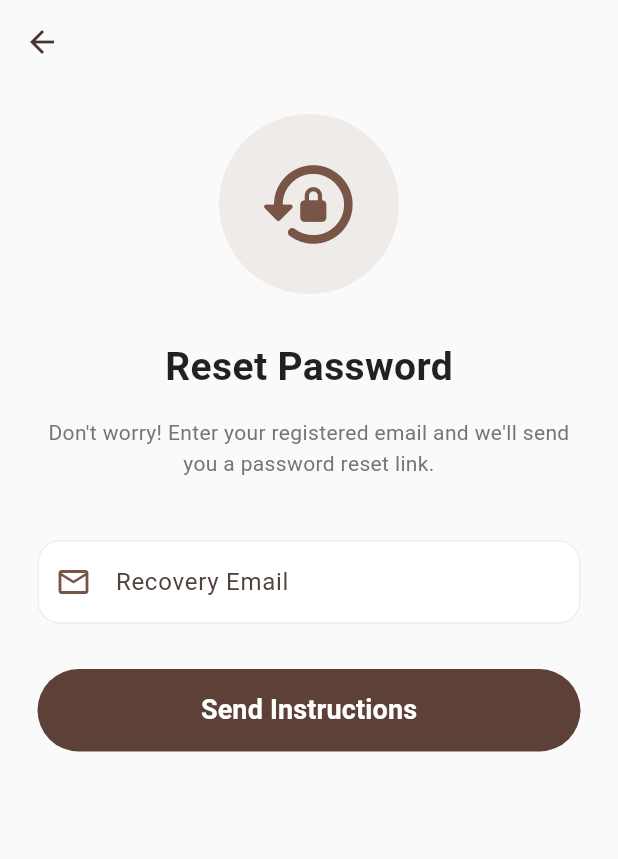
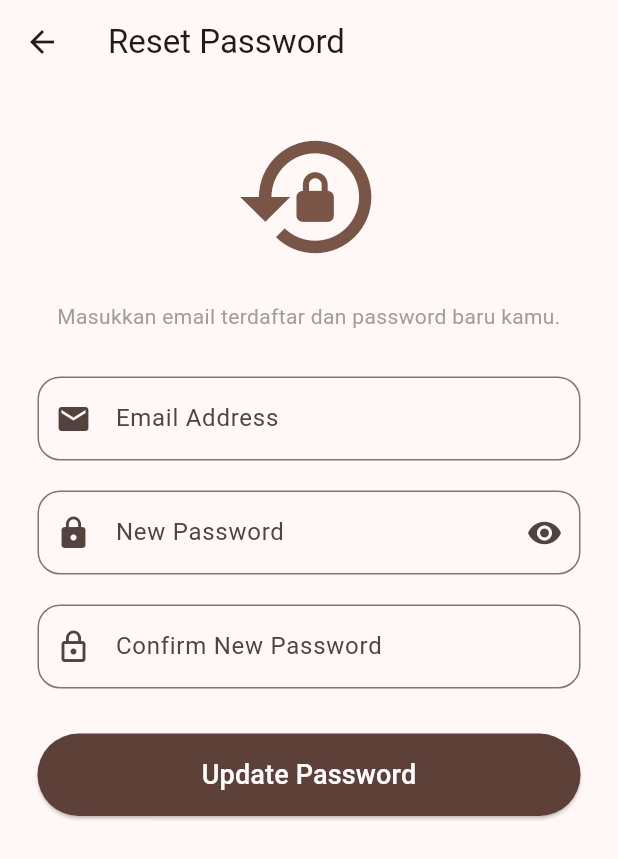
Before and after one commit to walmasp/Mobile-PalingNew, a Flutter app: the ForgotPasswordScreen screen opened directly, on a phone screen of 412 x 824 dp. Shown: the top 859 px of the screen. Run offline on Flutter 3.47's test engine with Material 3 defaults, Android fonts, the phone set to English and light mode, and no system bars; our stand-ins replace flutter_dotenv, flutter_local_notifications, flutter_map, flutter_markdown, flutter_secure_storage, geolocator and 6 more; missing offline and left inert: light, proximity_sensor; accounts and stored records are empty; network calls fail.

Commit message:
last push plis

```diff
--- a/mobile_coffee_app/lib/core/config/api_config.dart
+++ b/mobile_coffee_app/lib/core/config/api_config.dart
@@ -1,3 +1,3 @@
 class ApiConfig {
-  static const String baseUrl = 'http://192.168.100.76:3000/api'; // Tambah /auth
+  static const String baseUrl = 'http://192.168.77.100:3000/api'; // Tambah /auth
 }
--- a/mobile_coffee_app/lib/features/auth/screens/forgot_password_screen.dart
+++ b/mobile_coffee_app/lib/features/auth/screens/forgot_password_screen.dart
@@ -12,17 +12,27 @@ class ForgotPasswordScreen extends StatefulWidget {
 
 class _ForgotPasswordScreenState extends State<ForgotPasswordScreen> {
   final TextEditingController _emailController = TextEditingController();
+  final TextEditingController _passwordController = TextEditingController();
+  final TextEditingController _confirmPasswordController = TextEditingController();
   bool _isLoading = false;
+  bool _obscureText = true;
 
-  // --- LOGIKA UTAMA (TIDAK DIUBAH) ---[cite: 8]
   Future<void> _handleResetRequest() async {
-    if (_emailController.text.isEmpty) {
-      ScaffoldMessenger.of(context).showSnackBar(
-        const SnackBar(
-          content: Text("Masukkan email kamu terlebih dahulu!"),
-          backgroundColor: Colors.redAccent,
-        ),
-      );
+    String email = _emailController.text.trim();
+    String newPassword = _passwordController.text.trim();
+    String confirmPassword = _confirmPasswordController.text.trim();
+
+    // --- VALIDASI ---
+    if (email.isEmpty || newPassword.isEmpty) {
+      _showSnackBar("Email dan Password baru tidak boleh kosong!", Colors.redAccent);
+      return;
+    }
+    if (newPassword != confirmPassword) {
+      _showSnackBar("Konfirmasi password tidak cocok!", Colors.redAccent);
+      return;
+    }
+    if (newPassword.length < 6) {
+      _showSnackBar("Password minimal 6 karakter!", Colors.redAccent);
       return;
     }
 
@@ -32,200 +42,121 @@ class _ForgotPasswordScreenState extends State<ForgotPasswordScreen> {
       final response = await http.post(
         Uri.parse('${ApiConfig.baseUrl}/auth/forgot-password'),
         headers: {'Content-Type': 'application/json'},
-        body: jsonEncode({"email": _emailController.text}),
+        body: jsonEncode({
+          "email": email,
+          "newPassword": newPassword,
+        }),
       );
 
       final data = jsonDecode(response.body);
 
       if (response.statusCode == 200) {
         if (!mounted) return;
-        _showSuccessDialog();
+        _showSuccessDialog(data['message']);
       } else {
-        if (!mounted) return;
-        ScaffoldMessenger.of(context).showSnackBar(
-          SnackBar(content: Text(data['message'] ?? "Email tidak ditemukan")),
-        );
+        _showSnackBar(data['message'] ?? "Gagal reset password", Colors.redAccent);
       }
     } catch (e) {
-      if (!mounted) return;
-      ScaffoldMessenger.of(
-        context,
-      ).showSnackBar(SnackBar(content: Text("Terjadi kesalahan koneksi: $e")));
+      _showSnackBar("Koneksi gagal: $e", Colors.redAccent);
     } finally {
-      if (mounted) setState(() => _isLoading = false);
+      setState(() => _isLoading = false);
     }
   }
 
-  // DIALOG DIPERBARUI JADI LEBIH MODERN (Tanpa mengubah logika pop navigator)
-  void _showSuccessDialog() {
+  void _showSnackBar(String message, Color color) {
+    ScaffoldMessenger.of(context).showSnackBar(
+      SnackBar(content: Text(message), backgroundColor: color),
+    );
+  }
+
+  void _showSuccessDialog(String message) {
     showDialog(
       context: context,
+      barrierDismissible: false,
       builder: (context) => AlertDialog(
-        shape: RoundedRectangleBorder(borderRadius: BorderRadius.circular(25)),
-        backgroundColor: Colors.white,
-        contentPadding: const EdgeInsets.all(30),
-        content: Column(
-          mainAxisSize: MainAxisSize.min,
-          children: [
-            Container(
-              padding: const EdgeInsets.all(15),
-              decoration: BoxDecoration(
-                color: Colors.green[50],
-                shape: BoxShape.circle,
-              ),
-              child: const Icon(
-                Icons.mark_email_read_outlined,
-                color: Colors.green,
-                size: 50,
-              ),
-            ),
-            const SizedBox(height: 20),
-            const Text(
-              "Check Your Email",
-              style: TextStyle(fontSize: 20, fontWeight: FontWeight.bold),
-              textAlign: TextAlign.center,
-            ),
-            const SizedBox(height: 10),
-            Text(
-              "Instruksi reset password telah dikirim ke kotak masuk email kamu.",
-              textAlign: TextAlign.center,
-              style: TextStyle(color: Colors.grey[600], height: 1.5),
-            ),
-            const SizedBox(height: 25),
-            SizedBox(
-              width: double.infinity,
-              height: 45,
-              child: ElevatedButton(
-                style: ElevatedButton.styleFrom(
-                  backgroundColor: Colors.brown[700],
-                  shape: RoundedRectangleBorder(
-                    borderRadius: BorderRadius.circular(20),
-                  ),
-                  elevation: 0,
-                ),
-                onPressed: () {
-                  Navigator.pop(context); // Tutup dialog[cite: 8]
-                  Navigator.pop(context); // Kembali ke halaman Login[cite: 8]
-                },
-                child: const Text(
-                  "OK, Mengerti",
-                  style: TextStyle(
-                    color: Colors.white,
-                    fontWeight: FontWeight.bold,
-                  ),
-                ),
-              ),
-            ),
-          ],
-        ),
+        title: const Text("Berhasil!"),
+        content: Text(message),
+        actions: [
+          TextButton(
+            onPressed: () {
+              Navigator.pop(context); // Tutup dialog
+              Navigator.pop(context); // Kembali ke Login
+            },
+            child: const Text("OK", style: TextStyle(color: Colors.brown)),
+          ),
+        ],
       ),
     );
   }
 
-  // --- UI BARU (CAFFIO APP STYLE) ---
   @override
   Widget build(BuildContext context) {
     return Scaffold(
-      backgroundColor: Colors.grey[50],
-      appBar: AppBar(
-        backgroundColor: Colors.grey[50],
-        foregroundColor: Colors.brown[800],
-        elevation: 0,
-        centerTitle: true,
-      ),
+      appBar: AppBar(title: const Text("Reset Password")),
       body: SingleChildScrollView(
-        padding: const EdgeInsets.symmetric(horizontal: 25.0, vertical: 20.0),
+        padding: const EdgeInsets.all(25.0),
         child: Column(
-          mainAxisAlignment: MainAxisAlignment.center,
-          crossAxisAlignment: CrossAxisAlignment.center,
           children: [
-            Container(
-              padding: const EdgeInsets.all(25),
-              decoration: BoxDecoration(
-                color: Colors.brown[50],
-                shape: BoxShape.circle,
-              ),
-              child: const Icon(
-                Icons.lock_reset_rounded,
-                size: 70,
-                color: Colors.brown,
+            const Icon(Icons.lock_reset, size: 100, color: Colors.brown),
+            const SizedBox(height: 20),
+            const Text(
+              "Masukkan email terdaftar dan password baru kamu.",
+              textAlign: TextAlign.center,
+              style: TextStyle(color: Colors.grey),
+            ),
+            const SizedBox(height: 30),
+
+            // Email
+            TextField(
+              controller: _emailController,
+              decoration: InputDecoration(
+                labelText: "Email Address",
+                prefixIcon: const Icon(Icons.email),
+                border: OutlineInputBorder(borderRadius: BorderRadius.circular(15)),
               ),
             ),
-            const SizedBox(height: 30),
-            const Text(
-              "Reset Password",
-              style: TextStyle(
-                fontSize: 26,
-                fontWeight: FontWeight.bold,
-                color: Colors.black87,
+            const SizedBox(height: 20),
+
+            // Password Baru
+            TextField(
+              controller: _passwordController,
+              obscureText: _obscureText,
+              decoration: InputDecoration(
+                labelText: "New Password",
+                prefixIcon: const Icon(Icons.lock),
+                suffixIcon: IconButton(
+                  icon: Icon(_obscureText ? Icons.visibility : Icons.visibility_off),
+                  onPressed: () => setState(() => _obscureText = !_obscureText),
+                ),
+                border: OutlineInputBorder(borderRadius: BorderRadius.circular(15)),
               ),
             ),
-            const SizedBox(height: 15),
-            Text(
-              "Don't worry! Enter your registered email and we'll send you a password reset link.",
-              textAlign: TextAlign.center,
-              style: TextStyle(
-                color: Colors.grey[600],
-                fontSize: 14,
-                height: 1.5,
-              ),
-            ),
-            const SizedBox(height: 40),
+            const SizedBox(height: 20),
 
-            // --- FORM EMAIL ---
+            // Konfirmasi Password
             TextField(
-              controller: _emailController,
-              keyboardType: TextInputType.emailAddress,
+              controller: _confirmPasswordController,
+              obscureText: _obscureText,
               decoration: InputDecoration(
-                labelText: "Recovery Email",
-                hintText: "example@mail.com",
-                prefixIcon: const Icon(
-                  Icons.email_outlined,
-                  color: Colors.brown,
-                ),
-                filled: true,
-                fillColor: Colors.white,
-                border: OutlineInputBorder(
-                  borderRadius: BorderRadius.circular(15),
-                  borderSide: BorderSide.none,
-                ),
-                enabledBorder: OutlineInputBorder(
-                  borderRadius: BorderRadius.circular(15),
-                  borderSide: BorderSide(color: Colors.grey[200]!),
-                ),
-                focusedBorder: OutlineInputBorder(
-                  borderRadius: BorderRadius.circular(15),
-                  borderSide: const BorderSide(color: Colors.brown, width: 1.5),
-                ),
+                labelText: "Confirm New Password",
+                prefixIcon: const Icon(Icons.lock_outline),
+                border: OutlineInputBorder(borderRadius: BorderRadius.circular(15)),
               ),
             ),
             const SizedBox(height: 30),
 
-            // --- TOMBOL KIRIM ---
             SizedBox(
               width: double.infinity,
               height: 55,
               child: _isLoading
-                  ? const Center(
-                      child: CircularProgressIndicator(color: Colors.brown),
-                    )
+                  ? const Center(child: CircularProgressIndicator(color: Colors.brown))
                   : ElevatedButton(
                       style: ElevatedButton.styleFrom(
                         backgroundColor: Colors.brown[700],
-                        shape: RoundedRectangleBorder(
-                          borderRadius: BorderRadius.circular(30),
-                        ),
-                        elevation: 0,
+                        shape: RoundedRectangleBorder(borderRadius: BorderRadius.circular(30)),
                       ),
                       onPressed: _handleResetRequest,
-                      child: const Text(
-                        "Send Instructions",
-                        style: TextStyle(
-                          color: Colors.white,
-                          fontSize: 18,
-                          fontWeight: FontWeight.bold,
-                        ),
-                      ),
+                      child: const Text("Update Password", style: TextStyle(color: Colors.white, fontSize: 18)),
                     ),
             ),
           ],
--- a/mobile_coffee_app/lib/features/profile/screens/profile_screen.dart
+++ b/mobile_coffee_app/lib/features/profile/screens/profile_screen.dart
@@ -340,7 +340,7 @@ class _ProfileScreenState extends State<ProfileScreen> {
                   Text(
                     _totalPoints >= 200
                         ? "🎉 Yeay! Kamu bisa klaim voucher sekarang."
-                        : "Kumpulkan ${(200 - _totalPoints).clamp(0, 200)} poin lagi untuk Diskon 0%",
+                        : "Kumpulkan ${(200 - _totalPoints).clamp(0, 200)} poin lagi untuk Diskon 50%",
                     style: const TextStyle(fontSize: 13, color: Colors.white70),
                   ),
                 ],
```
Also changed, not shown: mobile_coffee_app/lib/shared/layout/main_navigation_screen.dart (+2 -14 lines), 2 other files.
